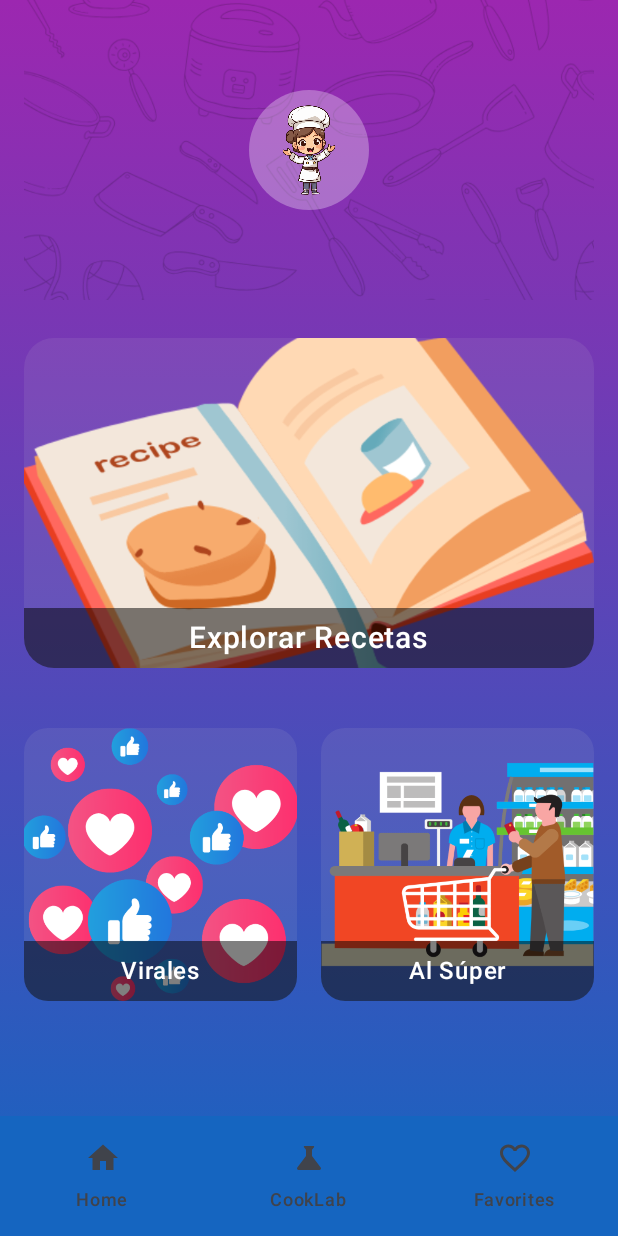
After one commit to Sacro93/Cooksy, an Android app built with Jetpack Compose: the composable HomeScreen shown on its own in the app's theme, on a phone screen of 412 x 824 dp. The commit adds this screen. Run offline under Robolectric (Android 15) with nearby library versions, the phone set to English and light mode, and no system bars.

Commit message:
home screen visual

```diff
--- a/app/src/main/java/com/example/cooksy/presentation/components/BottomNavScreen.kt
+++ b/app/src/main/java/com/example/cooksy/presentation/components/BottomNavScreen.kt
@@ -3,13 +3,16 @@ import com.example.cooksy.R
 
 import androidx.compose.material.icons.Icons
 import androidx.compose.material.icons.filled.Home
+import androidx.compose.material.icons.filled.FavoriteBorder
+import androidx.compose.material.icons.filled.Science
+import androidx.compose.ui.graphics.vector.ImageVector
 
 sealed class BottomNavScreen(
     val route: String,
-    val icon: Any, // Puede ser ImageVector o Int
+    val icon: ImageVector,
     val label: String
 ) {
-    object Home : BottomNavScreen("home", R.drawable.casa_linea, "Home")
-    object CookLab : BottomNavScreen("cooklab", R.drawable.cooklab_negro, "CookLab")
-    object Favorites : BottomNavScreen("favorites", R.drawable.corazon_blanco, "Favorites")
+    object Home : BottomNavScreen("home", Icons.Filled.Home, "Home")
+    object CookLab : BottomNavScreen("cooklab", Icons.Filled.Science, "CookLab")
+    object Favorites : BottomNavScreen("favorites", Icons.Filled.FavoriteBorder, "Favorites")
 }
--- /dev/null
+++ b/app/src/main/java/com/example/cooksy/presentation/components/BottomNavigationBar.kt
@@ -0,0 +1,75 @@
+package com.example.cooksy.presentation.components
+
+
+import androidx.compose.foundation.background
+import androidx.compose.foundation.layout.Arrangement
+import androidx.compose.foundation.layout.Box
+import androidx.compose.foundation.layout.Row
+import androidx.compose.foundation.layout.fillMaxWidth
+import androidx.compose.material3.*
+import androidx.compose.runtime.Composable
+import androidx.navigation.NavHostController
+import androidx.compose.ui.graphics.Color
+import androidx.compose.ui.tooling.preview.Preview
+import androidx.navigation.compose.currentBackStackEntryAsState
+import androidx.navigation.compose.rememberNavController
+import androidx.compose.ui.Alignment
+import androidx.compose.ui.Modifier
+import androidx.compose.ui.graphics.Brush
+
+@Composable
+fun BottomNavigationBar(navController: NavHostController) {
+    val items = listOf(
+        BottomNavScreen.Home,
+        BottomNavScreen.CookLab,
+        BottomNavScreen.Favorites
+    )
+
+    NavigationBar(
+        containerColor = Color.Transparent
+    ) {
+        Box(
+            modifier = Modifier
+                .fillMaxWidth()
+                .background(Color(0xFF1565C0))
+
+        ) {
+            val navBackStackEntry = navController.currentBackStackEntryAsState().value
+            val currentRoute = navBackStackEntry?.destination?.route
+            Row(
+                horizontalArrangement = Arrangement.SpaceEvenly,
+                verticalAlignment = Alignment.CenterVertically,
+                modifier = Modifier.fillMaxWidth()
+            ) {
+                items.forEach { screen ->
+                    NavigationBarItem(
+                        icon = {
+                            Icon(
+                                imageVector = screen.icon,
+                                contentDescription = screen.label
+                            )
+                        },
+                        label = {
+                            Text(screen.label)
+                        },
+                        selected = currentRoute == screen.route,
+                        onClick = {
+                            navController.navigate(screen.route) {
+                                popUpTo(navController.graph.startDestinationId) { saveState = true }
+                                launchSingleTop = true
+                                restoreState = true
+                            }
+                        }
+                    )
+                }
+            }
+        }
+    }
+}
+
+@Preview(showBackground = true)
+@Composable
+fun BottomNavigationBarPreview() {
+    val navController = rememberNavController()
+    BottomNavigationBar(navController = navController)
+}
--- a/app/src/main/java/com/example/cooksy/presentation/components/NavigationBar.kt
+++ /dev/null
@@ -1,58 +0,0 @@
-package com.example.cooksy.presentation.components
-
-
-import androidx.compose.material3.*
-import androidx.compose.runtime.Composable
-import androidx.compose.ui.graphics.vector.ImageVector
-import androidx.compose.ui.res.painterResource
-import androidx.navigation.NavHostController
-import androidx.compose.ui.graphics.Color
-import androidx.compose.ui.tooling.preview.Preview
-import androidx.navigation.compose.currentBackStackEntryAsState
-import androidx.navigation.compose.rememberNavController
-
-@Composable
-fun BottomNavigationBar(navController: NavHostController) {
-    val items = listOf(
-        BottomNavScreen.Home,
-        BottomNavScreen.CookLab,
-        BottomNavScreen.Favorites
-    )
-
-    NavigationBar(
-        containerColor = Color.Transparent // Sin color de fondo
-    ) {
-        val currentRoute = navController.currentBackStackEntryAsState().value?.destination?.route
-        items.forEach { screen ->
-            NavigationBarItem(
-                icon = {
-                    when (val icon = screen.icon) {
-                        is ImageVector -> Icon(
-                            imageVector = icon,
-                            contentDescription = screen.label
-                        )
-                        is Int -> Icon(
-                            painter = painterResource(id = icon),
-                            contentDescription = screen.label
-                        )
-                        else -> throw IllegalArgumentException("Icon type not supported")
-                    }
-                },
-                selected = currentRoute == screen.route,
-                onClick = {
-                    navController.navigate(screen.route) {
-                        popUpTo(navController.graph.startDestinationId)
-                        launchSingleTop = true
-                    }
-                }
-            )
-        }
-    }
-}
-
-@Preview(showBackground = true)
-@Composable
-fun BottomNavigationBarPreview() {
-    val navController = rememberNavController()
-    BottomNavigationBar(navController = navController)
-}
--- /dev/null
+++ b/app/src/main/java/com/example/cooksy/presentation/screens/HomeScreen.kt
@@ -0,0 +1,215 @@
+package com.example.cooksy.presentation.screens
+
+import android.net.http.SslCertificate.restoreState
+import com.example.cooksy.R
+import androidx.compose.foundation.*
+import androidx.compose.foundation.layout.*
+import androidx.compose.foundation.lazy.grid.GridCells
+import androidx.compose.foundation.lazy.grid.LazyVerticalGrid
+import androidx.compose.foundation.lazy.grid.items
+import androidx.compose.foundation.shape.CircleShape
+import androidx.compose.foundation.shape.RoundedCornerShape
+import androidx.compose.material3.*
+import androidx.compose.runtime.Composable
+import androidx.compose.ui.Alignment
+import androidx.compose.ui.Modifier
+import androidx.compose.ui.draw.alpha
+import androidx.compose.ui.draw.clip
+import androidx.compose.ui.graphics.Brush
+import androidx.compose.ui.graphics.Color
+import androidx.compose.ui.layout.ContentScale
+import androidx.compose.ui.res.painterResource
+import androidx.compose.ui.text.font.FontWeight
+import androidx.compose.ui.unit.dp
+import androidx.compose.ui.unit.sp
+import androidx.compose.ui.tooling.preview.Preview
+import androidx.navigation.NavHostController
+import androidx.navigation.compose.rememberNavController
+import com.example.cooksy.presentation.components.BottomNavigationBar
+
+data class SectionItem(val label: String, val imageRes: Int)
+
+val sections = listOf(
+    SectionItem("Virales", R.drawable.virales),
+    SectionItem("Al Súper", R.drawable.supermarket)
+)
+
+@Composable
+fun HomeScreen() {
+    val navController = rememberNavController()
+
+    Scaffold(
+        containerColor = Color.Transparent,
+        bottomBar = {
+            BottomNavigationBar(navController = navController)
+        }
+    ) { innerPadding ->
+        Box(
+            modifier = Modifier
+                .fillMaxSize()
+                .background(
+                    Brush.verticalGradient(
+                        colors = listOf(
+                            Color(0xFF9C27B0), // Violeta
+                            Color(0xFF1565C0)  // Azul
+                        )
+                    )
+                )
+                .padding(innerPadding)
+        ) {
+            Column(
+                modifier = Modifier
+                    .fillMaxSize()
+                    .padding(horizontal = 16.dp)
+                    .verticalScroll(rememberScrollState()),
+                horizontalAlignment = Alignment.CenterHorizontally
+            ) {
+                // Imagen transparente decorativa detrás del avatar
+                Box(
+                    modifier = Modifier
+                        .fillMaxWidth()
+                        .height(200.dp)
+                ) {
+                    Image(
+                        painter = painterResource(id = R.drawable.elementos), // Imagen decorativa
+                        contentDescription = null,
+                        contentScale = ContentScale.Crop,
+                        modifier = Modifier
+                            .fillMaxSize()
+                            .alpha(0.2f) // Hacer la imagen bien transparente
+                    )
+                    // Avatar
+                    Box(
+                        modifier = Modifier
+                            .align(Alignment.Center)
+                            .size(80.dp)
+                            .clip(CircleShape)
+                            .background(Color.White.copy(alpha = 0.3f)),
+                        contentAlignment = Alignment.Center
+                    ) {
+                        Image(
+                            painter = painterResource(id = R.drawable.chefcita),
+                            contentDescription = "User Avatar",
+                            modifier = Modifier
+                                .size(60.dp)
+                                .clip(CircleShape)
+                        )
+                    }
+                }
+
+                Spacer(modifier = Modifier.height(25.dp))
+
+                // Card Principal "Explorar Recetas"
+                CardSectionBig(
+                    label = "Explorar Recetas",
+                    imageRes = R.drawable.recipes
+                )
+
+                Spacer(modifier = Modifier.height(40.dp))
+
+                LazyVerticalGrid(
+                    columns = GridCells.Fixed(2),
+                    verticalArrangement = Arrangement.spacedBy(16.dp),
+                    horizontalArrangement = Arrangement.spacedBy(16.dp),
+                    modifier = Modifier
+                        .fillMaxWidth()
+                        .height(300.dp)
+                ) {
+                    items(sections) { section ->
+                        CardSectionSmall(section)
+                    }
+                }
+            }
+        }
+    }
+}
+
+@Composable
+fun CardSectionBig(label: String, imageRes: Int) {
+    Card(
+        modifier = Modifier
+            .fillMaxWidth()
+            .height(220.dp)
+            .clickable { /* Navegar */ },
+        shape = RoundedCornerShape(20.dp),
+        colors = CardDefaults.cardColors(
+            containerColor = Color.LightGray.copy(alpha = 0.1f)
+        ),
+        elevation = CardDefaults.cardElevation(defaultElevation = 0.dp)
+    ) {
+        Box(
+            modifier = Modifier.fillMaxSize()
+        ) {
+            Image(
+                painter = painterResource(id = imageRes),
+                contentDescription = label,
+                contentScale = ContentScale.Crop,
+                modifier = Modifier.fillMaxSize()
+            )
+            Box(
+                modifier = Modifier
+                    .fillMaxWidth()
+                    .height(40.dp)
+                    .align(Alignment.BottomCenter)
+                    .background(Color.Black.copy(alpha = 0.5f))
+            ) {
+                Text(
+                    text = label,
+                    color = Color.White,
+                    fontSize = 20.sp,
+                    fontWeight = FontWeight.SemiBold,
+                    modifier = Modifier.align(Alignment.Center)
+                )
+            }
+        }
+    }
+}
+
+@Composable
+fun CardSectionSmall(section: SectionItem) {
+    Card(
+        modifier = Modifier
+            .fillMaxWidth()
+            .aspectRatio(1f)
+            .clickable { /* Navegar */ },
+        shape = RoundedCornerShape(16.dp),
+        colors = CardDefaults.cardColors(
+            containerColor = Color.LightGray.copy(alpha = 0.1f)
+        ),
+        elevation = CardDefaults.cardElevation(defaultElevation = 0.dp)
+    ) {
+        Box(
+            modifier = Modifier.fillMaxSize()
+        ) {
+            Image(
+                painter = painterResource(id = section.imageRes),
+                contentDescription = section.label,
+                contentScale = ContentScale.Crop,
+                modifier = Modifier.fillMaxSize()
+            )
+            Box(
+                modifier = Modifier
+                    .fillMaxWidth()
+                    .height(40.dp)
+                    .align(Alignment.BottomCenter)
+                    .background(Color.Black.copy(alpha = 0.5f))
+            ) {
+                Text(
+                    text = section.label,
+                    color = Color.White,
+                    fontSize = 16.sp,
+                    fontWeight = FontWeight.Medium,
+                    modifier = Modifier.align(Alignment.Center)
+                )
+            }
+        }
+    }
+}
+
+
+
+@Preview(showBackground = true)
+@Composable
+fun HomeScreenPreview() {
+    HomeScreen()
+}
--- a/gradle/libs.versions.toml
+++ b/gradle/libs.versions.toml
@@ -1,6 +1,7 @@
 [versions]
 agp = "8.10.1"
 converterGson = "2.9.0"
+foundation = "1.8.2"
 hiltCompiler = "2.48.1"
 hiltNavigationCompose = "1.2.0"
 kotlin = "2.0.21"
@@ -15,8 +16,10 @@ retrofit = "2.9.0"
 
 [libraries]
 androidx-core-ktx = { group = "androidx.core", name = "core-ktx", version.ref = "coreKtx" }
+androidx-foundation = { module = "androidx.compose.foundation:foundation", version.ref = "foundation" }
 androidx-hilt-navigation-compose = { module = "androidx.hilt:hilt-navigation-compose" }
 androidx-lifecycle-viewmodel-compose = { module = "androidx.lifecycle:lifecycle-viewmodel-compose" , version = "2.9.1" }
+androidx-material-icons-extended = { module = "androidx.compose.material:material-icons-extended" }
 androidx-navigation-compose = { module = "androidx.navigation:navigation-compose", version = "2.9.0" }
 converter-gson = { module = "com.squareup.retrofit2:converter-gson", version.ref = "converterGson" }
 hilt-android = { module = "com.google.dagger:hilt-android" , version = "2.48.1" }
```
Also changed, not shown: app/build.gradle.kts (+7 -1 lines), app/src/main/res/drawable/recipes.png (added), app/src/main/res/drawable/supermarket.png (added), app/src/main/res/drawable/virales.png (added).
